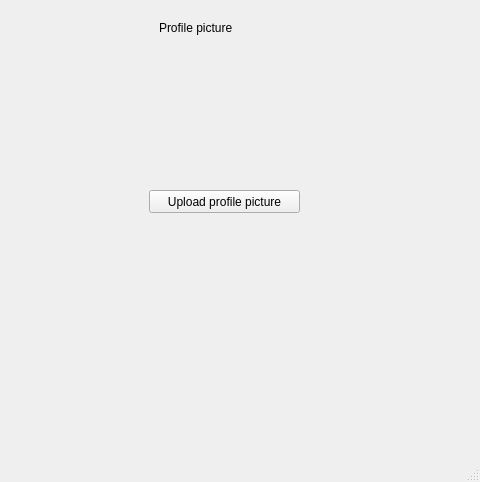
Above: gui/main_window.ui from mGarbowski/pipr-piprbook before the change; both pictures show x 320 to 800 and y 118 to 600 of the 800 by 600 pixel window. Below: the same form after it.
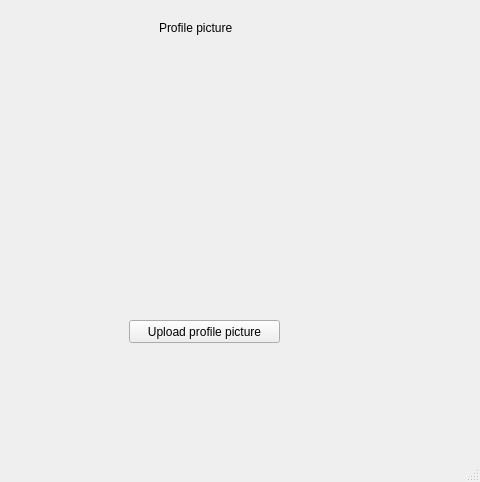
That is the form after the change.

Commit message: implemented uploading profile pictures in gui

Diff of the .ui file:
```diff
--- a/gui/main_window.ui
+++ b/gui/main_window.ui
@@ -36,8 +36,8 @@
          <rect>
           <x>470</x>
           <y>150</y>
-          <width>131</width>
-          <height>101</height>
+          <width>211</width>
+          <height>181</height>
          </rect>
         </property>
         <property name="text">
@@ -125,8 +125,8 @@
        <widget class="QPushButton" name="upload_profile_picture_button">
         <property name="geometry">
          <rect>
-          <x>460</x>
-          <y>280</y>
+          <x>440</x>
+          <y>410</y>
           <width>151</width>
           <height>23</height>
          </rect>
```
Left out of the diff: 3 changed lines with no effect on the pictures. The commit also changes 5 other files.
